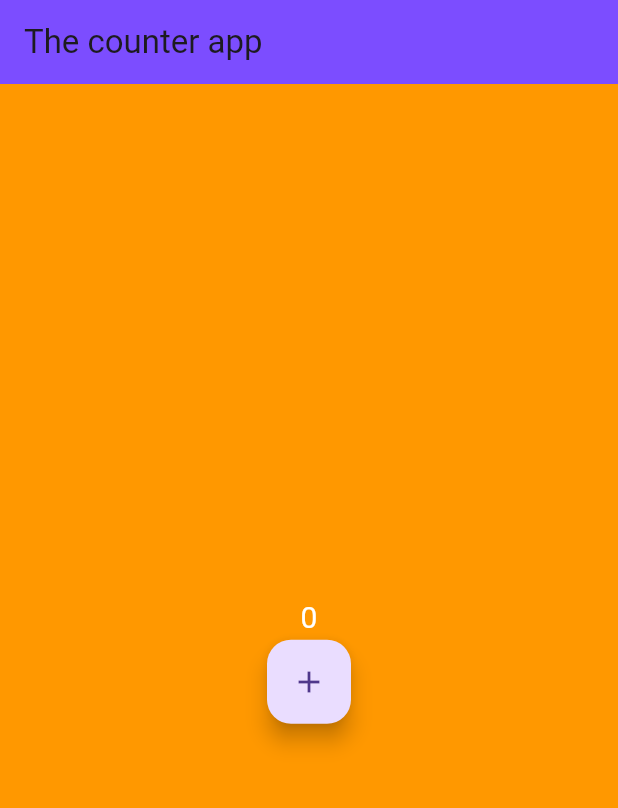
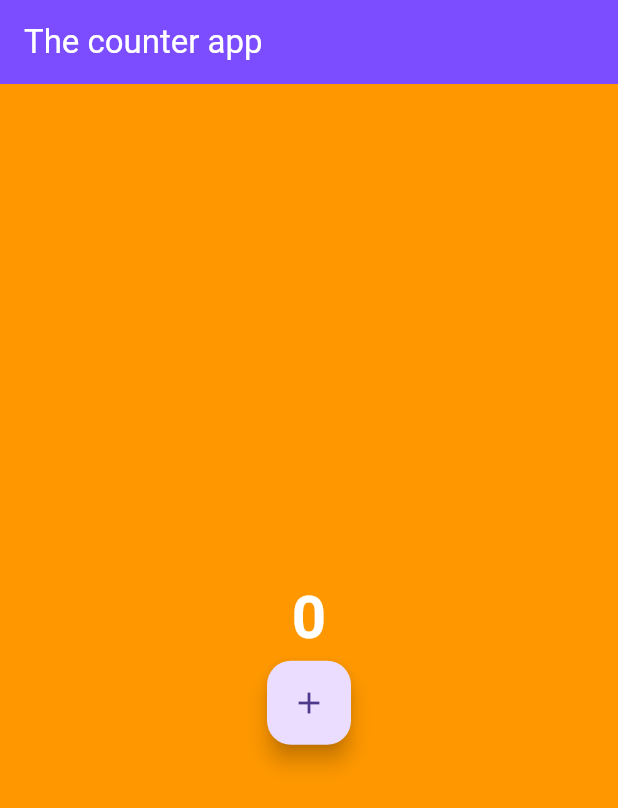
Before and after one commit to Sibtain-maker/new_apptest, a Flutter app: the screen it shows after launch, on a phone screen of 412 x 824 dp. Shown: the top 808 px of the screen. Run offline on Flutter 3.47's test engine with Material 3 defaults, Android fonts, the phone set to English and light mode, and no system bars.

Commit message:
change the text color to white

```diff
--- a/lib/main.dart
+++ b/lib/main.dart
@@ -37,7 +37,10 @@ class _AtcState extends State<Atc> {
       backgroundColor: Colors.orange,
       appBar: AppBar(
         backgroundColor: Colors.deepPurpleAccent,
-        title: const Text('The counter app'),
+        title: const Text(
+          'The counter app',
+          style: TextStyle(color: Colors.white),
+        ),
       ),
       body: Column(
         mainAxisAlignment: MainAxisAlignment.center,
@@ -49,7 +52,8 @@ class _AtcState extends State<Atc> {
                 '$counter',
                 style: const TextStyle(
                   color: Colors.white,
-                  fontSize: 20,
+                  fontSize: 40,
+                  fontWeight: FontWeight.bold,
                 ),
               ),
             ],
```
